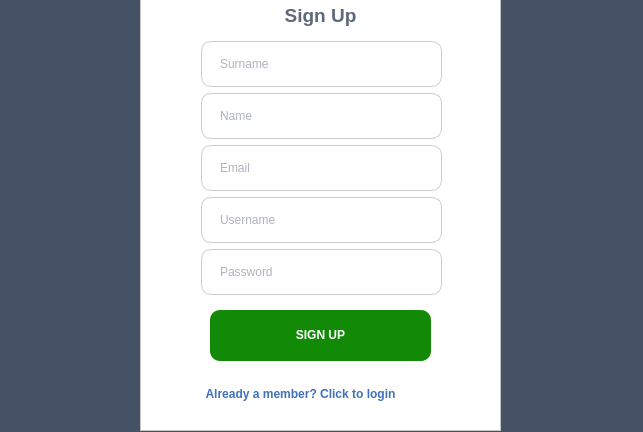
Old version of the form src/client/loginTextEditor.ui in the repository franco-ruggeri/write-together.
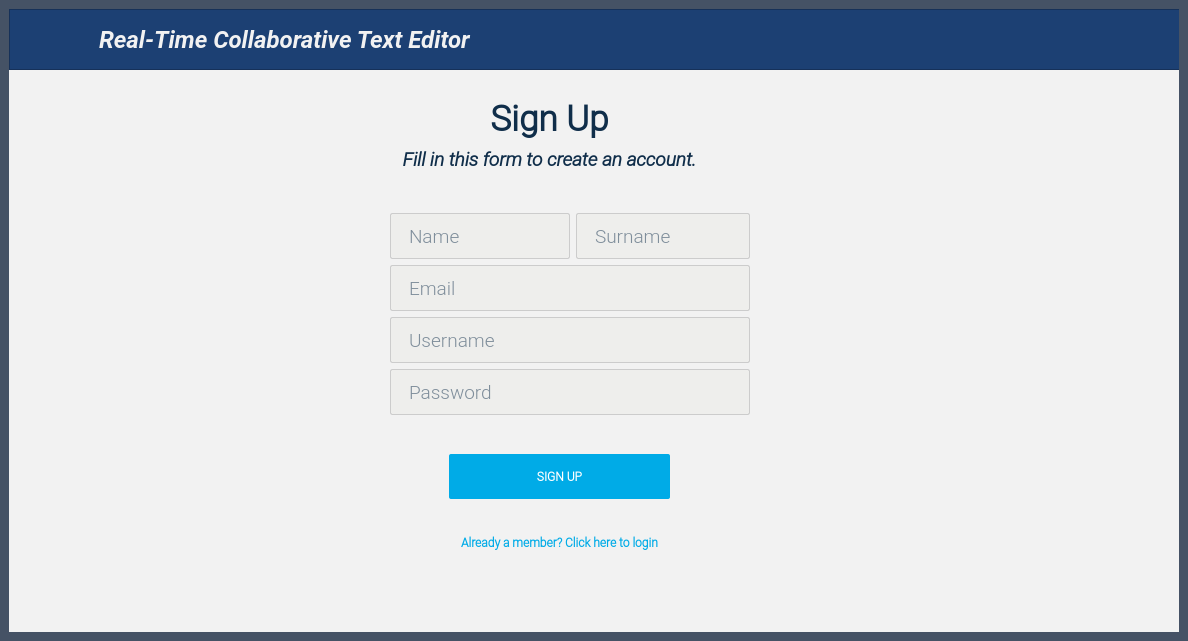
New version of the form. The open tabs and pages were chosen to show the change. Icons and pictures are not drawn.

Commit message: first commit for UI. Connect and Login page should be ok, Sign Up page misses icon select. User page has to be finished

Patch:
```diff
--- a/src/client/loginTextEditor.ui
+++ b/src/client/loginTextEditor.ui
@@ -9,14 +9,14 @@
    <rect>
     <x>0</x>
     <y>0</y>
-    <width>643</width>
-    <height>432</height>
+    <width>1188</width>
+    <height>641</height>
    </rect>
   </property>
   <property name="maximumSize">
    <size>
-    <width>800</width>
-    <height>800</height>
+    <width>16777215</width>
+    <height>16777215</height>
    </size>
   </property>
   <property name="windowTitle">
@@ -157,196 +157,372 @@
    </widget>
   </widget>
   <widget class="QWidget" name="signup_page">
-   <widget class="QFrame" name="frame">
-    <property name="geometry">
-     <rect>
-      <x>140</x>
-      <y>-10</y>
-      <width>361</width>
-      <height>441</height>
-     </rect>
-    </property>
-    <property name="frameShape">
-     <enum>QFrame::StyledPanel</enum>
-    </property>
-    <property name="frameShadow">
-     <enum>QFrame::Raised</enum>
-    </property>
-    <widget class="QLabel" name="signup_label">
-     <property name="geometry">
-      <rect>
-       <x>10</x>
-       <y>10</y>
-       <width>341</width>
-       <height>31</height>
-      </rect>
-     </property>
-     <property name="text">
-      <string>&lt;html&gt;&lt;head/&gt;&lt;body&gt;&lt;p align=&quot;center&quot;&gt;&lt;span style=&quot; font-size:14pt; font-weight:600;&quot;&gt;Sign Up&lt;/span&gt;&lt;/p&gt;&lt;/body&gt;&lt;/html&gt;</string>
-     </property>
-    </widget>
-    <widget class="QPushButton" name="singup_register_pushButton">
-     <property name="geometry">
-      <rect>
-       <x>70</x>
-       <y>320</y>
-       <width>221</width>
-       <height>51</height>
-      </rect>
-     </property>
-     <property name="maximumSize">
-      <size>
-       <width>930</width>
-       <height>16777215</height>
-      </size>
-     </property>
-     <property name="cursor">
-      <cursorShape>PointingHandCursor</cursorShape>
-     </property>
-     <property name="styleSheet">
-      <string notr="true"/>
-     </property>
-     <property name="text">
-      <string>SIGN UP</string>
-     </property>
-    </widget>
-    <widget class="QPushButton" name="signup_login_pushButton">
-     <property name="geometry">
-      <rect>
-       <x>30</x>
-       <y>390</y>
-       <width>261</width>
-       <height>28</height>
-      </rect>
-     </property>
-     <property name="cursor">
-      <cursorShape>PointingHandCursor</cursorShape>
-     </property>
-     <property name="styleSheet">
-      <string notr="true">background:white;
- color:#3e70bb;;
+   <property name="maximumSize">
+    <size>
+     <width>1191</width>
+     <height>641</height>
+    </size>
+   </property>
+   <property name="font">
+    <font>
+     <family>Roboto Light</family>
+    </font>
+   </property>
+   <layout class="QVBoxLayout" name="verticalLayout_3">
+    <item>
+     <widget class="QFrame" name="frame">
+      <property name="enabled">
+       <bool>true</bool>
+      </property>
+      <property name="minimumSize">
+       <size>
+        <width>0</width>
+        <height>0</height>
+       </size>
+      </property>
+      <property name="maximumSize">
+       <size>
+        <width>16777215</width>
+        <height>16777215</height>
+       </size>
+      </property>
+      <property name="font">
+       <font>
+        <family>Roboto Light</family>
+       </font>
+      </property>
+      <property name="cursor">
+       <cursorShape>ArrowCursor</cursorShape>
+      </property>
+      <property name="layoutDirection">
+       <enum>Qt::LeftToRight</enum>
+      </property>
+      <property name="styleSheet">
+       <string notr="true">background-color: #F2f2f2;</string>
+      </property>
+      <widget class="QPushButton" name="singup_register_pushButton">
+       <property name="geometry">
+        <rect>
+         <x>440</x>
+         <y>440</y>
+         <width>221</width>
+         <height>50</height>
+        </rect>
+       </property>
+       <property name="maximumSize">
+        <size>
+         <width>930</width>
+         <height>16777215</height>
+        </size>
+       </property>
+       <property name="font">
+        <font>
+         <family>Roboto Light</family>
+         <weight>87</weight>
+         <bold>true</bold>
+        </font>
+       </property>
+       <property name="cursor">
+        <cursorShape>PointingHandCursor</cursorShape>
+       </property>
+       <property name="styleSheet">
+        <string notr="true">border-radius: 2px;
+margin-top: 5px;
+background-color:  #00ABE7;
 </string>
-     </property>
-     <property name="text">
-      <string>Already a member? Click to login</string>
-     </property>
-    </widget>
-    <widget class="QLineEdit" name="signup_surname_lineEdit">
-     <property name="geometry">
-      <rect>
-       <x>61</x>
-       <y>51</y>
-       <width>241</width>
-       <height>46</height>
-      </rect>
-     </property>
-     <property name="styleSheet">
-      <string notr="true">
- border-radius: 10px</string>
-     </property>
-     <property name="inputMask">
-      <string/>
-     </property>
-     <property name="text">
-      <string/>
-     </property>
-     <property name="placeholderText">
-      <string>Surname</string>
-     </property>
-    </widget>
-    <widget class="QLineEdit" name="signup_email_lineEdit">
-     <property name="geometry">
-      <rect>
-       <x>61</x>
-       <y>155</y>
-       <width>241</width>
-       <height>46</height>
-      </rect>
-     </property>
-     <property name="styleSheet">
-      <string notr="true">
- border-radius: 10px</string>
-     </property>
-     <property name="inputMask">
-      <string/>
-     </property>
-     <property name="text">
-      <string/>
-     </property>
-     <property name="placeholderText">
-      <string>Email</string>
-     </property>
-    </widget>
-    <widget class="QLineEdit" name="signup_name_lineEdit">
-     <property name="geometry">
-      <rect>
-       <x>61</x>
-       <y>103</y>
-       <width>241</width>
-       <height>46</height>
-      </rect>
-     </property>
-     <property name="styleSheet">
-      <string notr="true">
- border-radius: 10px</string>
-     </property>
-     <property name="inputMask">
-      <string/>
-     </property>
-     <property name="text">
-      <string/>
-     </property>
-     <property name="placeholderText">
-      <string>Name</string>
-     </property>
-    </widget>
-    <widget class="QLineEdit" name="signup_username_lineEdit">
-     <property name="geometry">
-      <rect>
-       <x>61</x>
-       <y>207</y>
-       <width>241</width>
-       <height>46</height>
-      </rect>
-     </property>
-     <property name="styleSheet">
-      <string notr="true">
- border-radius: 10px</string>
-     </property>
-     <property name="inputMask">
-      <string/>
-     </property>
-     <property name="text">
-      <string/>
-     </property>
-     <property name="placeholderText">
-      <string>Username</string>
-     </property>
-    </widget>
-    <widget class="QLineEdit" name="signup_password_lineEdit">
-     <property name="geometry">
-      <rect>
-       <x>61</x>
-       <y>259</y>
-       <width>241</width>
-       <height>46</height>
-      </rect>
-     </property>
-     <property name="styleSheet">
-      <string notr="true">
- border-radius: 10px</string>
-     </property>
-     <property name="inputMask">
-      <string/>
-     </property>
-     <property name="text">
-      <string/>
-     </property>
-     <property name="placeholderText">
-      <string>Password</string>
-     </property>
-    </widget>
-   </widget>
+       </property>
+       <property name="text">
+        <string>SIGN UP</string>
+       </property>
+      </widget>
+      <widget class="QPushButton" name="signup_login_pushButton">
+       <property name="geometry">
+        <rect>
+         <x>160</x>
+         <y>520</y>
+         <width>781</width>
+         <height>28</height>
+        </rect>
+       </property>
+       <property name="font">
+        <font>
+         <family>Roboto Light</family>
+         <weight>87</weight>
+         <bold>true</bold>
+        </font>
+       </property>
+       <property name="cursor">
+        <cursorShape>PointingHandCursor</cursorShape>
+       </property>
+       <property name="styleSheet">
+        <string notr="true">background: transparent;
+color:  #00ABE7;
+</string>
+       </property>
+       <property name="text">
+        <string>Already a member? Click here to login</string>
+       </property>
+      </widget>
+      <widget class="QFrame" name="gridFrame">
+       <property name="enabled">
+        <bool>true</bool>
+       </property>
+       <property name="geometry">
+        <rect>
+         <x>379</x>
+         <y>195</y>
+         <width>371</width>
+         <height>221</height>
+        </rect>
+       </property>
+       <property name="sizePolicy">
+        <sizepolicy hsizetype="Preferred" vsizetype="Expanding">
+         <horstretch>0</horstretch>
+         <verstretch>0</verstretch>
+        </sizepolicy>
+       </property>
+       <layout class="QFormLayout" name="formLayout">
+        <property name="leftMargin">
+         <number>2</number>
+        </property>
+        <item row="0" column="0">
+         <widget class="QLineEdit" name="signup_name_lineEdit">
+          <property name="minimumSize">
+           <size>
+            <width>180</width>
+            <height>0</height>
+           </size>
+          </property>
+          <property name="font">
+           <font>
+            <family>Roboto Light</family>
+            <pointsize>14</pointsize>
+           </font>
+          </property>
+          <property name="styleSheet">
+           <string notr="true">color:  #102E4A; border-radius: 2px;
+background-color: rgb(238, 238, 236);</string>
+          </property>
+          <property name="inputMask">
+           <string/>
+          </property>
+          <property name="text">
+           <string/>
+          </property>
+          <property name="placeholderText">
+           <string>Name</string>
+          </property>
+         </widget>
+        </item>
+        <item row="0" column="1">
+         <widget class="QLineEdit" name="signup_surname_lineEdit">
+          <property name="enabled">
+           <bool>true</bool>
+          </property>
+          <property name="font">
+           <font>
+            <family>Roboto Light</family>
+            <pointsize>14</pointsize>
+           </font>
+          </property>
+          <property name="styleSheet">
+           <string notr="true">color:  #102E4A; border-radius: 2px;
+background-color: rgb(238, 238, 236);</string>
+          </property>
+          <property name="inputMask">
+           <string/>
+          </property>
+          <property name="text">
+           <string/>
+          </property>
+          <property name="placeholderText">
+           <string>Surname</string>
+          </property>
+         </widget>
+        </item>
+        <item row="1" column="0" colspan="2">
+         <widget class="QLineEdit" name="signup_email_lineEdit">
+          <property name="font">
+           <font>
+            <family>Roboto Light</family>
+            <pointsize>14</pointsize>
+           </font>
+          </property>
+          <property name="styleSheet">
+           <string notr="true">color:  #102E4A; border-radius: 2px;
+background-color: rgb(238, 238, 236);</string>
+          </property>
+          <property name="inputMask">
+           <string/>
+          </property>
+          <property name="text">
+           <string/>
+          </property>
+          <property name="placeholderText">
+           <string>Email</string>
+          </property>
+         </widget>
+        </item>
+        <item row="2" column="0" colspan="2">
+         <widget class="QLineEdit" name="signup_username_lineEdit">
+          <property name="font">
+           <font>
+            <family>Roboto Light</family>
+            <pointsize>14</pointsize>
+           </font>
+          </property>
+          <property name="styleSheet">
+           <string notr="true">color:  #102E4A; border-radius: 2px;
+
+background-color: rgb(238, 238, 236);</string>
+          </property>
+          <property name="inputMask">
+           <string/>
+          </property>
+          <property name="text">
+           <string/>
+          </property>
+          <property name="placeholderText">
+           <string>Username</string>
+          </property>
+         </widget>
+        </item>
+        <item row="3" column="0" colspan="2">
+         <widget class="QLineEdit" name="signup_password_lineEdit">
+          <property name="font">
+           <font>
+            <family>Roboto Light</family>
+            <pointsize>14</pointsize>
+           </font>
+          </property>
+          <property name="styleSheet">
+           <string notr="true"> border-radius: 2px;
+color:  #102E4A;
+background-color: rgb(238, 238, 236);</string>
+          </property>
+          <property name="inputMask">
+           <string/>
+          </property>
+          <property name="text">
+           <string/>
+          </property>
+          <property name="placeholderText">
+           <string>Password</string>
+          </property>
+         </widget>
+        </item>
+       </layout>
+      </widget>
+      <widget class="QLabel" name="signup_label_2">
+       <property name="geometry">
+        <rect>
+         <x>150</x>
+         <y>125</y>
+         <width>781</width>
+         <height>51</height>
+        </rect>
+       </property>
+       <property name="font">
+        <font>
+         <family>Roboto Light</family>
+         <weight>75</weight>
+         <italic>false</italic>
+         <bold>true</bold>
+        </font>
+       </property>
+       <property name="styleSheet">
+        <string notr="true">color:  #102E4A;</string>
+       </property>
+       <property name="text">
+        <string>&lt;html&gt;&lt;head/&gt;&lt;body&gt;&lt;p align=&quot;center&quot;&gt;&lt;span style=&quot; font-size:14pt; font-style:italic;&quot;&gt;Fill in this form to create an account.&lt;/span&gt;&lt;/p&gt;&lt;/body&gt;&lt;/html&gt;</string>
+       </property>
+      </widget>
+      <widget class="QLabel" name="signup_label">
+       <property name="geometry">
+        <rect>
+         <x>150</x>
+         <y>80</y>
+         <width>781</width>
+         <height>61</height>
+        </rect>
+       </property>
+       <property name="font">
+        <font>
+         <family>Roboto Light</family>
+         <weight>75</weight>
+         <italic>false</italic>
+         <bold>true</bold>
+        </font>
+       </property>
+       <property name="styleSheet">
+        <string notr="true">color:  #102E4A;</string>
+       </property>
+       <property name="text">
+        <string>&lt;html&gt;&lt;head/&gt;&lt;body&gt;&lt;p align=&quot;center&quot;&gt;&lt;span style=&quot; font-size:26pt;&quot;&gt;Sign Up&lt;/span&gt;&lt;/p&gt;&lt;/body&gt;&lt;/html&gt;</string>
+       </property>
+      </widget>
+      <widget class="QFrame" name="header_user_page_4">
+       <property name="geometry">
+        <rect>
+         <x>0</x>
+         <y>0</y>
+         <width>1191</width>
+         <height>61</height>
+        </rect>
+       </property>
+       <property name="styleSheet">
+        <string notr="true">background-color: #1C4073;</string>
+       </property>
+       <property name="frameShape">
+        <enum>QFrame::StyledPanel</enum>
+       </property>
+       <property name="frameShadow">
+        <enum>QFrame::Raised</enum>
+       </property>
+       <widget class="QLabel" name="header_image_user_page_4">
+        <property name="geometry">
+         <rect>
+          <x>6</x>
+          <y>6</y>
+          <width>61</width>
+          <height>51</height>
+         </rect>
+        </property>
+        <property name="text">
+         <string/>
+        </property>
+        <property name="pixmap">
+         <pixmap resource="resource.qrc">:/images/collaboration_white.png</pixmap>
+        </property>
+        <property name="scaledContents">
+         <bool>true</bool>
+        </property>
+       </widget>
+       <widget class="QLabel" name="label_7">
+        <property name="geometry">
+         <rect>
+          <x>90</x>
+          <y>10</y>
+          <width>381</width>
+          <height>41</height>
+         </rect>
+        </property>
+        <property name="font">
+         <font>
+          <family>Roboto</family>
+         </font>
+        </property>
+        <property name="styleSheet">
+         <string notr="true">color: #f2f2f2;</string>
+        </property>
+        <property name="text">
+         <string>&lt;html&gt;&lt;head/&gt;&lt;body&gt;&lt;p&gt;&lt;span style=&quot; font-size:18pt; font-weight:600; font-style:italic;&quot;&gt;Real-Time Collaborative Text Editor&lt;/span&gt;&lt;/p&gt;&lt;/body&gt;&lt;/html&gt;</string>
+        </property>
+       </widget>
+      </widget>
+     </widget>
+    </item>
+   </layout>
   </widget>
   <widget class="QWidget" name="login_page">
    <widget class="QFrame" name="frame_2">
```
Left out of the diff: 833 changed lines with no effect on the pictures. The commit also changes 6 other files.
